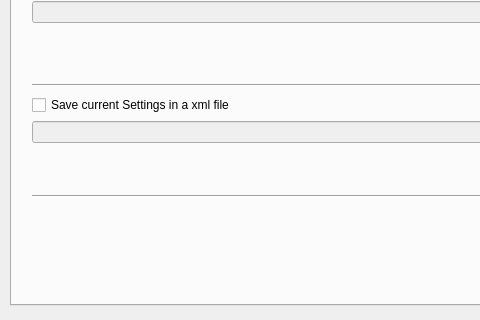
This is tools/ui_CalculateNoiseLevels.ui in fdamo/openoise as Qt 5 draws it before an edit; both pictures show x 0 to 480 and y 291 to 611 of the 848 by 611 pixel window. The edited form follows.
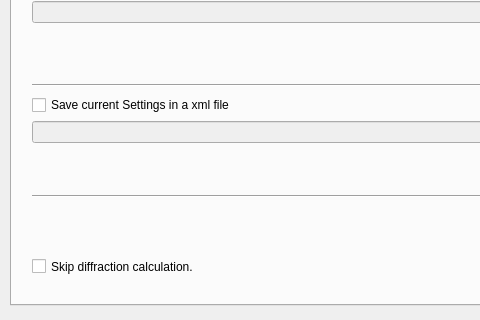
This is the edited form. The open tabs and pages were chosen to show the change. Custom widgets are drawn as their Qt base class.

Commit message: skip diffraction

Diff of the .ui file:
```diff
--- a/tools/ui_CalculateNoiseLevels.ui
+++ b/tools/ui_CalculateNoiseLevels.ui
@@ -1158,6 +1158,19 @@
       <enum>Qt::Horizontal</enum>
      </property>
     </widget>
+    <widget class="QCheckBox" name="skip_diffraction_checkBox">
+     <property name="geometry">
+      <rect>
+       <x>20</x>
+       <y>510</y>
+       <width>211</width>
+       <height>23</height>
+      </rect>
+     </property>
+     <property name="text">
+      <string>Skip diffraction calculation.</string>
+     </property>
+    </widget>
    </widget>
    <widget class="QWidget" name="tabCalculate">
     <attribute name="title">
```
Left out of the diff: 20 changed lines with no effect on the pictures.
